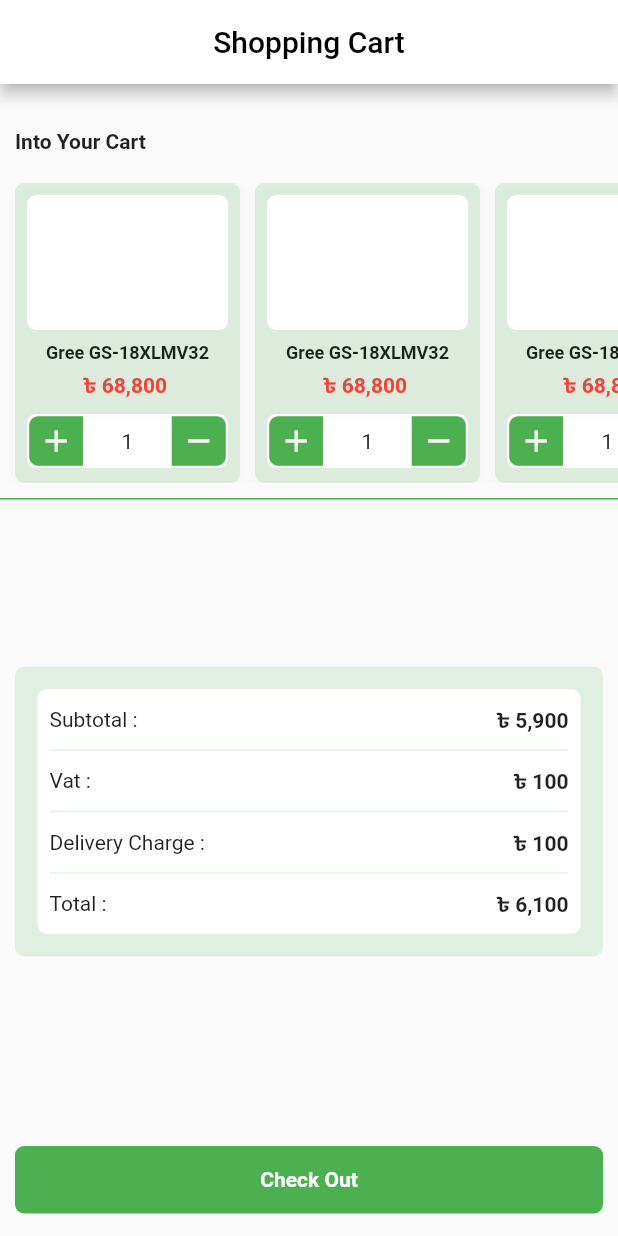
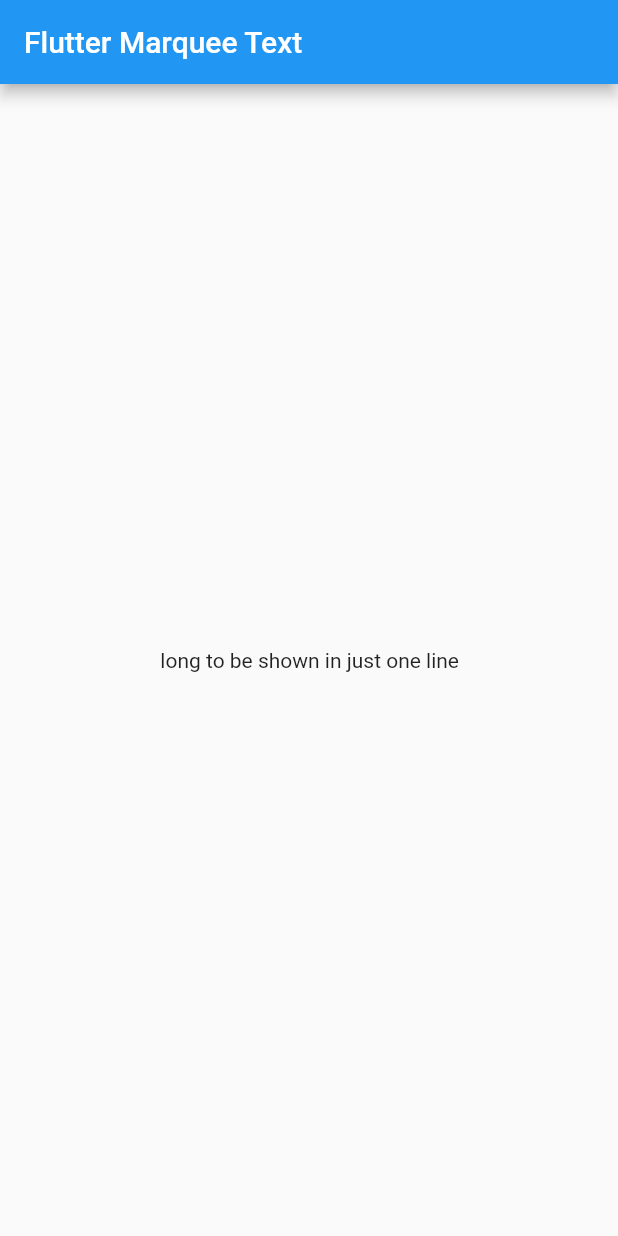
Before and after one commit to MuradRabbi/flutter_codeblocks, a Flutter app: the screen it shows after launch, on a phone screen of 412 x 824 dp. Run offline on Flutter 3.47's test engine with Material 2 defaults, Android fonts, the phone set to English and light mode, and no system bars; our stand-ins replace cached_network_image, image_picker, shared_preferences, shimmer.

Commit message:
`marcury text widget added`

```diff
--- a/lib/main.dart
+++ b/lib/main.dart
@@ -8,6 +8,7 @@ import 'View_Show_Hide/view_show_hide.dart';
 import 'cart_screen/cart_screen.dart';
 import 'delivery_track_timeline/timeline_component.dart';
 import 'demo_screen.dart';
+import 'mercury_text/mercury_text.dart';
 import 'multiple_choice/your_meal_screen.dart';
 
 void main() {
@@ -26,7 +27,7 @@ class MyApp extends StatelessWidget {
       theme: ThemeData(
         primarySwatch: Colors.blue,
       ),
-      home: CartScreen(),
+      home: const FlutterMarqueeText(),
     );
   }
 }
--- /dev/null
+++ b/lib/mercury_text/mercury_text.dart
@@ -0,0 +1,31 @@
+import 'package:flutter/material.dart';
+
+import 'mercury_widget.dart';
+
+
+class FlutterMarqueeText extends StatefulWidget {
+  const FlutterMarqueeText({Key? key}) : super(key: key);
+
+  @override
+  _FlutterMarqueeTextState createState() => _FlutterMarqueeTextState();
+}
+
+class _FlutterMarqueeTextState extends State<FlutterMarqueeText> {
+  @override
+  Widget build(BuildContext context) {
+    return Scaffold(
+      appBar: AppBar(
+        title: const Text("Flutter Marquee Text"),
+      ),
+      body: const Center(
+        child: SizedBox(
+          width: 200.0,
+          child: MarqueeWidget(
+            direction: Axis.horizontal,
+            child: Text("This text is to long to be shown in just one line"),
+          ),
+        ),
+      ),
+    );
+  }
+}
--- /dev/null
+++ b/lib/mercury_text/mercury_widget.dart
@@ -0,0 +1,68 @@
+import 'package:flutter/material.dart';
+
+
+class MarqueeWidget extends StatefulWidget {
+  final Widget child;
+  final Axis direction;
+  final Duration animationDuration, backDuration, pauseDuration;
+
+  const MarqueeWidget({
+    Key? key,
+    required this.child,
+    this.direction = Axis.horizontal,
+    this.animationDuration = const Duration(milliseconds: 6000),
+    this.backDuration = const Duration(milliseconds: 800),
+    this.pauseDuration = const Duration(milliseconds: 800),
+  }) : super(key: key);
+
+  @override
+  _MarqueeWidgetState createState() => _MarqueeWidgetState();
+}
+
+class _MarqueeWidgetState extends State<MarqueeWidget> {
+  late ScrollController scrollController;
+
+  @override
+  void initState() {
+    scrollController = ScrollController(initialScrollOffset: 50.0);
+    WidgetsBinding.instance.addPostFrameCallback(scroll);
+    super.initState();
+  }
+
+  @override
+  void dispose() {
+    scrollController.dispose();
+    super.dispose();
+  }
+
+  @override
+  Widget build(BuildContext context) {
+    return SingleChildScrollView(
+      physics: NeverScrollableScrollPhysics(),
+      child: widget.child,
+      scrollDirection: widget.direction,
+      controller: scrollController,
+    );
+  }
+
+  void scroll(_) async {
+    while (scrollController.hasClients) {
+      await Future.delayed(widget.pauseDuration);
+      if (scrollController.hasClients) {
+        await scrollController.animateTo(
+          scrollController.position.maxScrollExtent,
+          duration: widget.animationDuration,
+          curve: Curves.ease,
+        );
+      }
+      await Future.delayed(widget.pauseDuration);
+      if (scrollController.hasClients) {
+        await scrollController.animateTo(
+          0.0,
+          duration: widget.backDuration,
+          curve: Curves.easeOut,
+        );
+      }
+    }
+  }
+}
```
